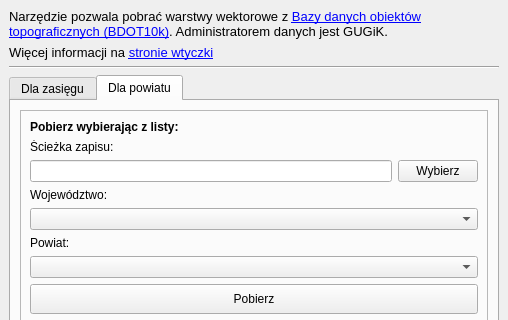
Old version of the form gissupport_plugin/modules/data_downloader/prg_address/prg_address_dockwidget.ui in the repository gis-support/gis-support-plugin; both pictures show x 0 to 508 and y 0 to 320 of the 508 by 796 pixel window.
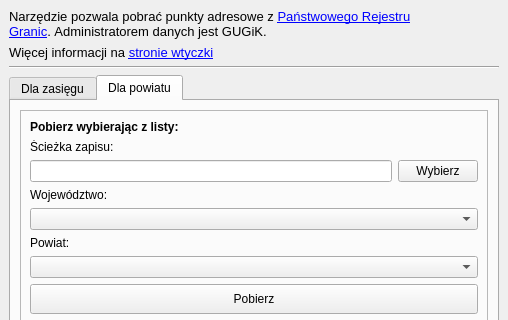
New version of the form.

Commit message:
DEV-13565 Zmiana wyświetlanego tekstu oraz linku (#111)
* Zmiana wyświetlanego tekstu oraz linku

* DEV-13565 mikro poprawka tekstu

---------

Patch:
```diff
--- a/gissupport_plugin/modules/data_downloader/prg_address/prg_address_dockwidget.ui
+++ b/gissupport_plugin/modules/data_downloader/prg_address/prg_address_dockwidget.ui
@@ -18,7 +18,7 @@
     <item>
      <widget class="QLabel" name="descLabel">
       <property name="text">
-       <string>&lt;html&gt;&lt;head/&gt;&lt;body&gt;&lt;p&gt;&lt;span style=&quot; font-size:10pt;&quot;&gt;Narzędzie pozwala pobrać warstwy wektorowe z &lt;a href=&quot;https://www.geoportal.gov.pl/pl/dane/baza-danych-obiektow-topograficznych-bdot10k/&quot;&gt;&lt;span style=&quot; text-decoration: underline; color:#0000ff;&quot;&gt;Bazy danych obiektów topograficznych (BDOT10k)&lt;/span&gt;&lt;/a&gt;. Administratorem danych jest GUGiK. &lt;/span&gt;&lt;/p&gt;&lt;/body&gt;&lt;/html&gt;</string>
+       <string>&lt;html&gt;&lt;head/&gt;&lt;body&gt;&lt;p&gt;&lt;span style=&quot; font-size:10pt;&quot;&gt;Narzędzie pozwala pobrać punkty adresowe z &lt;a href=&quot;https://www.geoportal.gov.pl/pl/dane/panstwowy-rejestr-granic-prg/&quot;&gt;&lt;span style=&quot; text-decoration: underline; color:#0000ff;&quot;&gt;Państwowego Rejestru Granic&lt;/span&gt;&lt;/a&gt;.&amp;nbsp;Administratorem danych jest GUGiK. &lt;/span&gt;&lt;/p&gt;&lt;/body&gt;&lt;/html&gt;</string>
       </property>
       <property name="wordWrap">
        <bool>true</bool>
```
